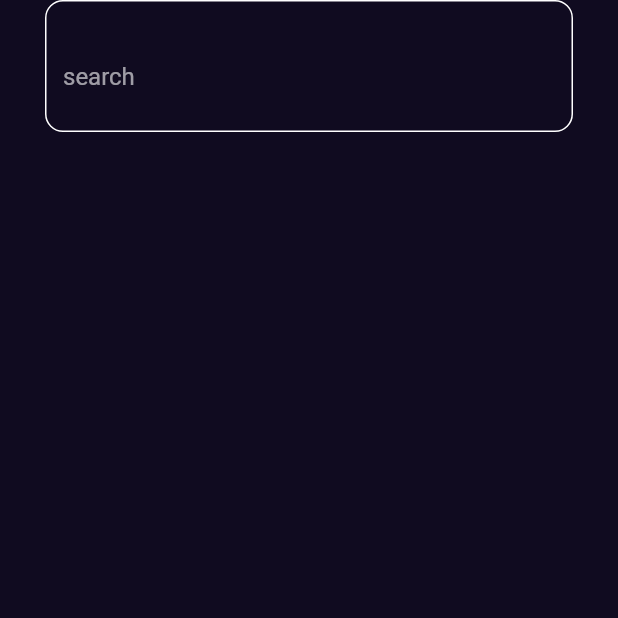
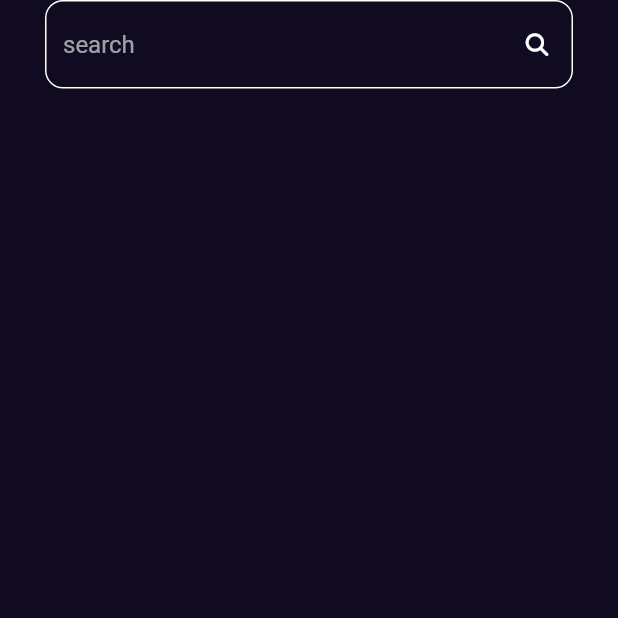
Before and after one commit to amrelmaadawy/Bookly_App, a Flutter app: the searchView screen opened by its route, on a phone screen of 412 x 824 dp, the top half of it. Run offline on Flutter 3.47's test engine with Material 2 defaults, Android fonts, the phone set to English and light mode, and no system bars; our stand-ins replace font_awesome_flutter, go_router.

Commit message:
custom search view

```diff
--- a/lib/Features/search/persientaion/views/widgets/customSearchField.dart
+++ b/lib/Features/search/persientaion/views/widgets/customSearchField.dart
@@ -1,6 +1,6 @@
-
 import 'package:flutter/material.dart';
 import 'package:font_awesome_flutter/font_awesome_flutter.dart';
+
 class customSearchField extends StatelessWidget {
   const customSearchField({super.key});
 
@@ -9,14 +9,20 @@ class customSearchField extends StatelessWidget {
     return TextField(
       decoration: InputDecoration(
           hintText: 'search',
-        enabledBorder: outLineBorder(),
-        focusedBorder: outLineBorder(),
-          suffix: IconButton(
-            icon: const Icon(FontAwesomeIcons.magnifyingGlass,color: Colors.white,size: 15,),
+          enabledBorder: outLineBorder(),
+          focusedBorder: outLineBorder(),
+          suffixIcon: IconButton(
+            icon: const Icon(
+              FontAwesomeIcons.magnifyingGlass,
+              color: Colors.white,
+              size: 15,
+            ),
             onPressed: (() {}),
           )),
     );
   }
 
-  OutlineInputBorder outLineBorder() => OutlineInputBorder(borderRadius: BorderRadius.circular(12),borderSide: BorderSide(color: Colors.white));
+  OutlineInputBorder outLineBorder() => OutlineInputBorder(
+      borderRadius: BorderRadius.circular(12),
+      borderSide: BorderSide(color: Colors.white));
 }
```
